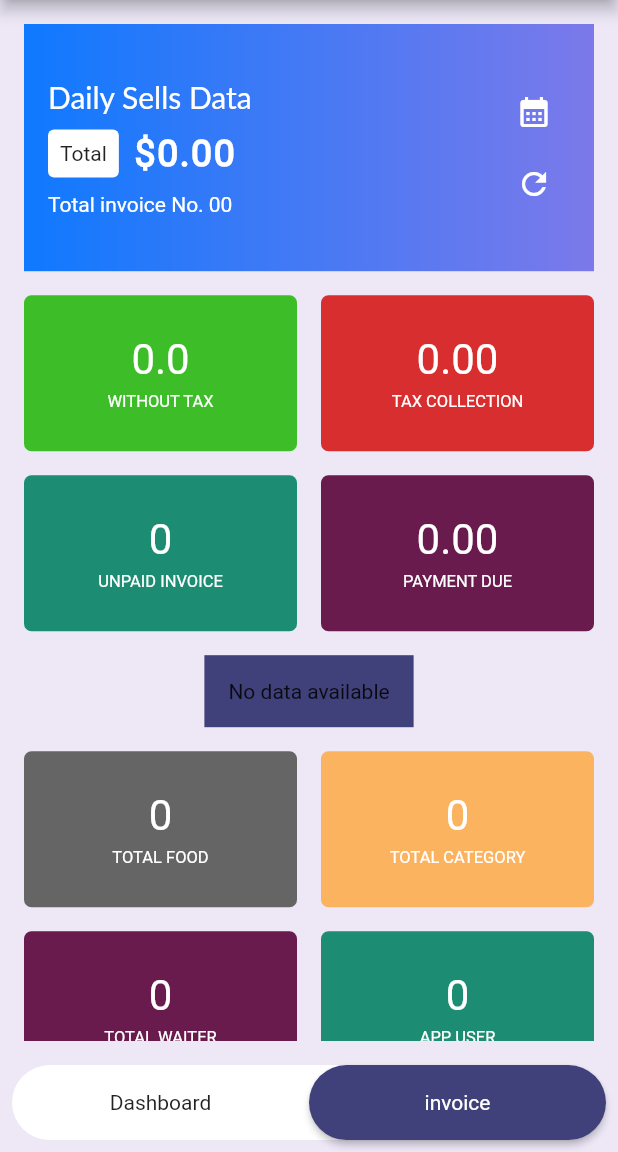
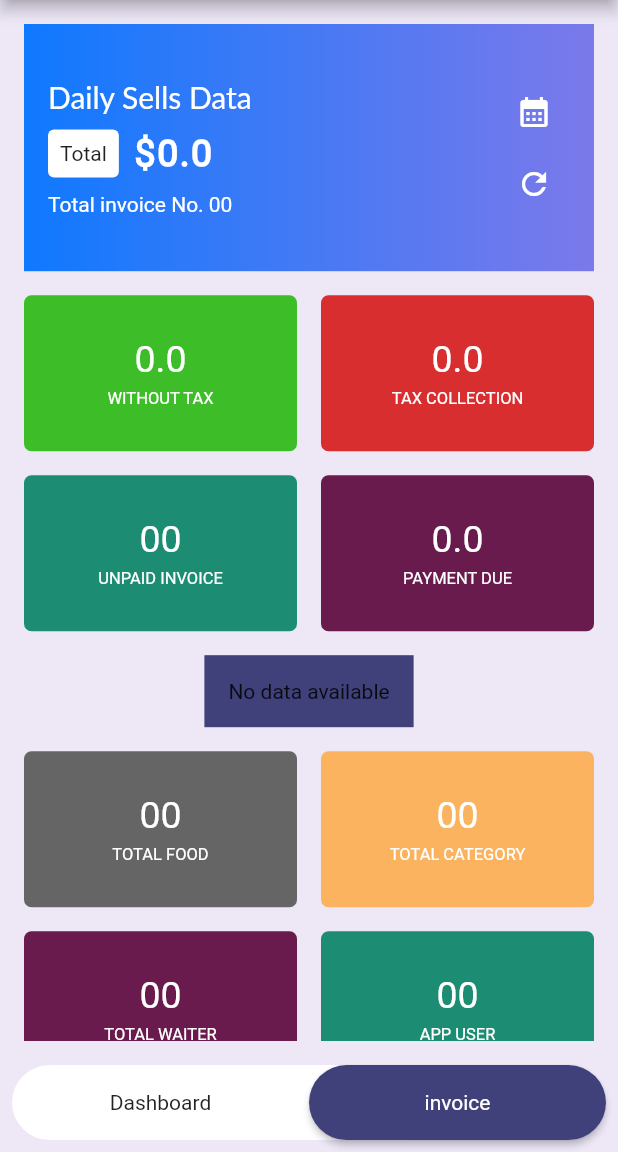
Before and after one commit to jakariya0dev/cafe21, a Flutter app: the DashBoard screen opened directly, on a phone screen of 412 x 824 dp, the part 84-1236 px from its top. Run offline on Flutter 3.47's test engine with Material 2 defaults, Android fonts, the phone set to English and light mode, and no system bars; our stand-ins replace cloud_firestore, connectivity_plus, firebase_auth, firebase_core, flutter_svg, shared_preferences; missing offline and left inert: blue_thermal_printer; accounts and stored records are empty; statements that could not run were skipped.

Commit message:
app user and waiter bug fixes

```diff
--- a/lib/cons/const.dart
+++ b/lib/cons/const.dart
@@ -31,6 +31,9 @@ class Const {
   static const onBoarding3 = '';
   static const onBoarding4 = '';
   // <--- var for on boarding page ---> END
+
+  static TextStyle waiterEditDialogEditTextStyle= TextStyle(color: Colors.deepPurple.shade900, fontSize: 14);
+  static TextStyle errorMsgStyle = const TextStyle(fontSize: 15, color: Colors.red);
 }
 
 var dummyImage =
--- a/lib/controller/dashboard_controller.dart
+++ b/lib/controller/dashboard_controller.dart
@@ -87,7 +87,7 @@ class DashboardController{
 
       for(var item in value.docs){
         allWaiterData.add({
-          'id' : item.id,
+          'docId' : item.id,
           'name' : item['name'],
           'phone' : item['phone'],
           'email' : item['email'],
@@ -282,7 +282,6 @@ class DashboardController{
       totalDue += double.parse(item.netBill);
     }
 
-    print(unpaidInvoice);
   }
 
 }
--- a/lib/model/data.dart
+++ b/lib/model/data.dart
@@ -7,6 +7,19 @@ String? userRoleData, userEmailData;
 
 List <InvoiceModel> allSellsData = [];
 List allFoodsData = [];
+
+/*
+
+allWaiterData = {
+          'docId' : item.id,
+          'name' : item['name'],
+          'phone' : item['phone'],
+          'email' : item['email'],
+          'nid' : item['nid'],
+          'address' : item['address'],
+          'image' : item['image']
+        }
+* */
 List allWaiterData = [];
 List allCategoryData = [];
 List allAppUserData = [];
--- a/lib/views/admin/list_category.dart
+++ b/lib/views/admin/list_category.dart
@@ -75,7 +75,7 @@ class _FoodCategoryPageState extends State<FoodCategoryPage> {
                     mainAxisAlignment: MainAxisAlignment.center,
                     children: [
                        Text(
-                        items.length.toString(),
+                         items.length.toString().padLeft(2, '0'),
                         style: const TextStyle(
                             fontWeight: FontWeight.bold,
                             fontSize: 18,
--- a/lib/views/dashboard_page.dart
+++ b/lib/views/dashboard_page.dart
@@ -1,4 +1,5 @@
 import 'package:cafe21/cons/app_color.dart';
+import 'package:cafe21/controller/auth_controller.dart';
 import 'package:cafe21/controller/dashboard_controller.dart';
 import 'package:cafe21/widget/dashboard/bottom_nav.dart';
 import 'package:cafe21/widget/dashboard/build_box_content.dart';
@@ -45,6 +46,9 @@ class _DashBoardState extends State<DashBoard> {
     }
     if(allWaiterData.isEmpty){
       await DashboardController().getAllWaiter();
+    }
+    if(allAppUserData.isEmpty){
+      await AuthController().getAppUserData();
     }
 
     await DashboardController().getCafeDetails();
@@ -118,7 +122,7 @@ class _DashBoardState extends State<DashBoard> {
                       ),
                       BuildBoxContent(
                         title: 'Tax Collection',
-                        value: (DashboardController.totalWithTax-DashboardController.totalWithoutTax).toStringAsFixed(2),
+                        value: (DashboardController.totalWithTax-DashboardController.totalWithoutTax).toStringAsFixed(1),
                         color: AppColor.box4,
                         isLoading: isDataLoading,
                       ),
@@ -138,7 +142,7 @@ class _DashBoardState extends State<DashBoard> {
                       ),
                       BuildBoxContent(
                         title: 'payment due',
-                        value: DashboardController.totalDue.toStringAsFixed(2),
+                        value: DashboardController.totalDue.toStringAsFixed(1),
                         color: AppColor.box6,
                         isLoading: isDataLoading,
                       ),
--- a/lib/views/invoice/invoice_details.dart
+++ b/lib/views/invoice/invoice_details.dart
@@ -48,6 +48,7 @@ class _InvoiceDetailsState extends State<InvoiceDetails> {
         (totalAmount * (int.parse(widget.invoiceData.discount) / 100));
     netBill = totalAmountAfterDiscount +
         (totalAmountAfterDiscount * (int.parse(widget.invoiceData.tax) / 100));
+
   }
 
   @override
@@ -241,7 +242,7 @@ class _BuildNameContainer extends StatelessWidget {
   @override
   Widget build(BuildContext context) {
 
-    List waiter = allWaiterData.where((e) => e['id'] == waiterId).toList();
+    List waiter = allWaiterData.where((e) => e['docId'] == waiterId).toList();
 
     return SizedBox(
       height: 230,
--- a/lib/views/invoice/invoice_entry.dart
+++ b/lib/views/invoice/invoice_entry.dart
@@ -493,7 +493,7 @@ class _InvoiceEntryState extends State<InvoiceEntry> {
                         .toList(),
                     onChanged: (value) {
                       Map map = value as Map;
-                      selectedWaiterId = map['id'].toString();
+                      selectedWaiterId = map['docId'].toString();
                       selectedWaiterName = map['name'];
                       isWaiterSelected = true;
                       setState(() {});
--- a/lib/views/invoice/invoice_update.dart
+++ b/lib/views/invoice/invoice_update.dart
@@ -85,7 +85,7 @@ class _InvoiceUpdate extends State<InvoiceUpdate> {
 
         selectedWaiterId = widget.invoiceData.waiterId;
         selectedPaymentMethod = widget.invoiceData.paymentMethod;
-        print(widget.invoiceData.waiterId);
+
         List selectedWaiterData = allWaiterData.where((e) => e['id'] == widget.invoiceData.waiterId).toList();
         if(selectedWaiterData.isNotEmpty){
           selectedWaiterName = selectedWaiterData[0]['name'];
@@ -442,8 +442,8 @@ class _InvoiceUpdate extends State<InvoiceUpdate> {
                     .toList(),
                 onChanged: (value) {
                   Map map = value as Map;
-                  selectedWaiterId = value['id'];
-                  selectedWaiterName = value['name'];
+                  selectedWaiterId = map['id'];
+                  selectedWaiterName = map['name'];
                   setState(() {});
                 },
               )
--- a/lib/widget/dashboard/build_box_content.dart
+++ b/lib/widget/dashboard/build_box_content.dart
@@ -22,9 +22,9 @@ class BuildBoxContent extends StatelessWidget {
           mainAxisAlignment: MainAxisAlignment.center,
           children: [
             Text(
-              value.isEmpty ? '0.0' : value,
+              value.isEmpty ? '0.0' : value.padLeft(2, '0'),
               style: const TextStyle(
-                  fontSize: 28,
+                  fontSize: 25,
                   color: Colors.white,
                   fontWeight: FontWeight.normal),
             ),
--- a/lib/widget/dashboard/build_most_seller_items.dart
+++ b/lib/widget/dashboard/build_most_seller_items.dart
@@ -42,7 +42,7 @@ class BuildMostSellerList extends StatelessWidget {
                     children: [
                       Text('${index+1}. '),
                       Expanded(child: Text(waiter.isNotEmpty ? waiter[0]['name'] : 'Anonymous')),
-                      Text(items.values.elementAt(index).toString())
+                      Text(items.values.elementAt(index).toString().padLeft(2, '0'))
                     ],
                   ),
                 );
--- a/lib/widget/dashboard/build_most_selling_item.dart
+++ b/lib/widget/dashboard/build_most_selling_item.dart
@@ -41,7 +41,7 @@ class BuildMostSellingItem extends StatelessWidget {
                   child: Row(
                     children: [
                       Expanded(child: foodName.isNotEmpty ? Text("${index+1}. ${foodName[0]['name']}") : Text("${index+1}. Anonymous")),
-                      Text(mostSellingItems.values.elementAt(index).toString())
+                      Text(mostSellingItems.values.elementAt(index).toString().padLeft(2, '0'))
                     ],
                   ),
                 );
--- a/lib/widget/dashboard/build_tile_card.dart
+++ b/lib/widget/dashboard/build_tile_card.dart
@@ -51,7 +51,7 @@ class BuildTitleCard extends StatelessWidget {
                         child: const Text('Total'),
                       ),
                       Text(
-                        '\$${value.toStringAsFixed(2)}',
+                        '\$${value.toStringAsFixed(1)}',
                         style: const TextStyle(
                             color: Colors.white,
                             fontSize: 25,
```
Also changed, not shown: lib/controller/admin_dashboard_controller.dart (+3 -5 lines), lib/views/admin/list_waiter.dart (+31 -47 lines).
